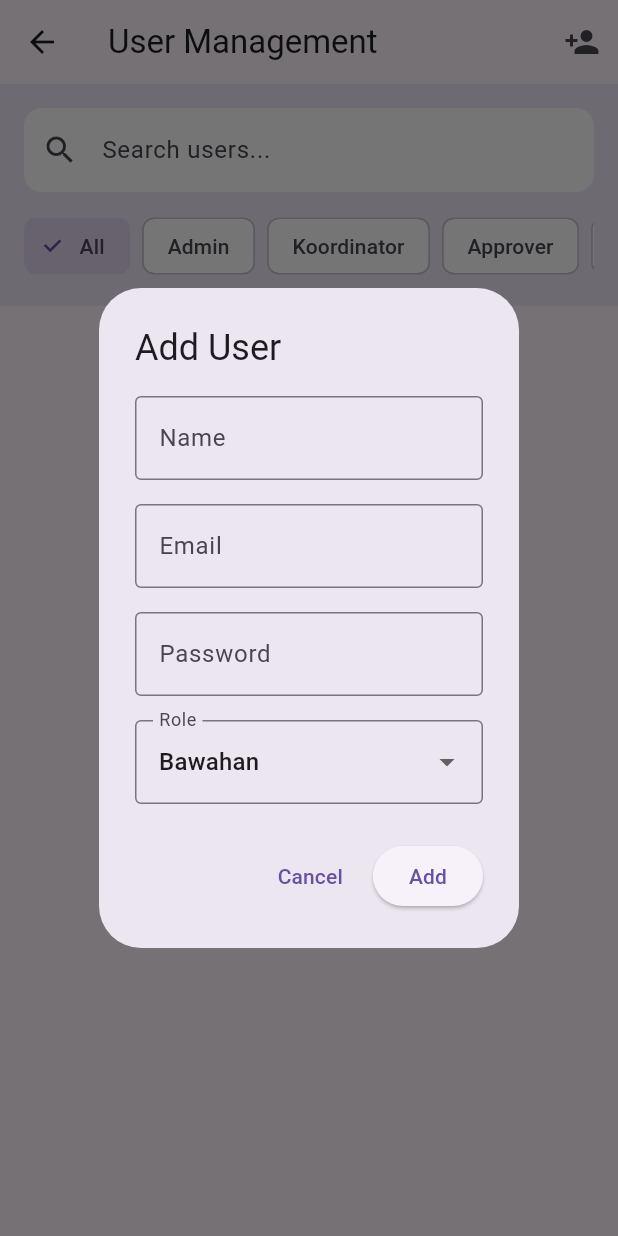
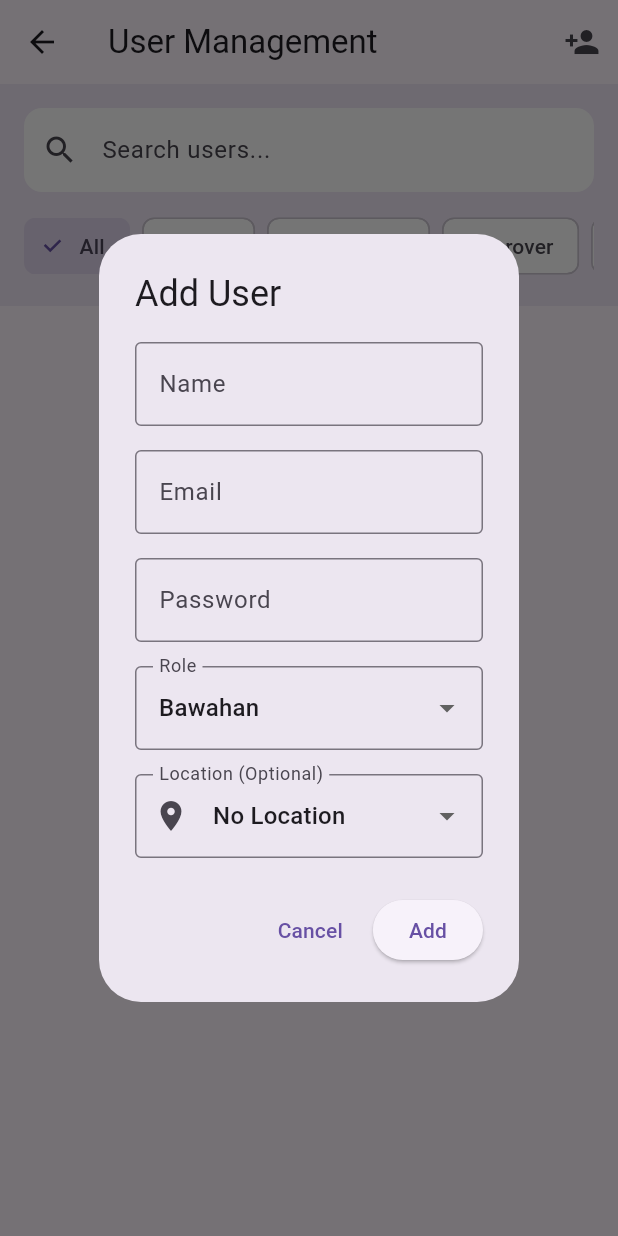
Before and after one commit to yosuatarigan/management-event, a Flutter app: the UserManagementPage screen opened directly, after a tap on the "person add" icon, on a phone screen of 412 x 824 dp. Run offline on Flutter 3.47's test engine with Material 3 defaults, Android fonts, the phone set to English and light mode, and no system bars; our stand-ins replace cloud_firestore, firebase_auth, firebase_core, firebase_storage, image_picker; accounts and stored records are empty.

Commit message:
sudah ada data lokasi saat tambah user

```diff
--- a/lib/user_management_page.dart
+++ b/lib/user_management_page.dart
@@ -2,6 +2,8 @@ import 'package:flutter/material.dart';
 import 'package:firebase_auth/firebase_auth.dart';
 import 'user_service.dart';
 import 'user_model.dart';
+import 'location_service.dart';
+import 'location_model.dart';
 
 class UserManagementPage extends StatefulWidget {
   @override
@@ -86,9 +88,7 @@ class _UserManagementPageState extends State<UserManagementPage> {
                 }
 
                 if (snapshot.hasError) {
-                  return Center(
-                    child: Text('Error: ${snapshot.error}'),
-                  );
+                  return Center(child: Text('Error: ${snapshot.error}'));
                 }
 
                 final users = _filterUsers(snapshot.data ?? []);
@@ -152,30 +152,49 @@ class _UserManagementPageState extends State<UserManagementPage> {
     return Card(
       margin: EdgeInsets.only(bottom: 12),
       elevation: 2,
-      shape: RoundedRectangleBorder(
-        borderRadius: BorderRadius.circular(12),
-      ),
+      shape: RoundedRectangleBorder(borderRadius: BorderRadius.circular(12)),
       child: ListTile(
         contentPadding: EdgeInsets.all(16),
         leading: CircleAvatar(
           backgroundColor: _getRoleColor(user.role),
           child: Text(
             user.name.isNotEmpty ? user.name[0].toUpperCase() : 'U',
-            style: TextStyle(
-              color: Colors.white,
-              fontWeight: FontWeight.bold,
-            ),
+            style: TextStyle(color: Colors.white, fontWeight: FontWeight.bold),
           ),
         ),
-        title: Text(
-          user.name,
-          style: TextStyle(fontWeight: FontWeight.bold),
-        ),
+        title: Text(user.name, style: TextStyle(fontWeight: FontWeight.bold)),
         subtitle: Column(
           crossAxisAlignment: CrossAxisAlignment.start,
           children: [
             Text(user.email),
             SizedBox(height: 4),
+            Text("Password: ${user.password}"),
+            SizedBox(height: 4),
+            // Tampilkan lokasi user
+            if (user.locationId != null)
+              FutureBuilder<LocationModel?>(
+                future: LocationService.getLocationById(user.locationId!),
+                builder: (context, snapshot) {
+                  if (snapshot.hasData && snapshot.data != null) {
+                    return Padding(
+                      padding: EdgeInsets.only(bottom: 4),
+                      child: Row(
+                        children: [
+                          Icon(Icons.location_on, size: 14, color: Colors.grey),
+                          SizedBox(width: 4),
+                          Expanded(
+                            child: Text(
+                              snapshot.data!.name,
+                              style: TextStyle(fontSize: 12, color: Colors.grey[600]),
+                            ),
+                          ),
+                        ],
+                      ),
+                    );
+                  }
+                  return SizedBox.shrink();
+                },
+              ),
             Container(
               padding: EdgeInsets.symmetric(horizontal: 8, vertical: 2),
               decoration: BoxDecoration(
@@ -224,9 +243,11 @@ class _UserManagementPageState extends State<UserManagementPage> {
 
   List<UserModel> _filterUsers(List<UserModel> users) {
     return users.where((user) {
-      final matchesSearch = user.name.toLowerCase().contains(_searchQuery) ||
-          user.email.toLowerCase().contains(_searchQuery);
-      final matchesRole = _selectedRoleFilter == null || user.role == _selectedRoleFilter;
+      final matchesSearch =
+          user.name.toLowerCase().contains(_searchQuery) ||
+              user.email.toLowerCase().contains(_searchQuery);
+      final matchesRole =
+          _selectedRoleFilter == null || user.role == _selectedRoleFilter;
       return matchesSearch && matchesRole;
     }).toList();
   }
@@ -281,6 +302,7 @@ class _UserManagementPageState extends State<UserManagementPage> {
     final _emailController = TextEditingController(text: user?.email ?? '');
     final _passwordController = TextEditingController();
     UserRole _selectedRole = user?.role ?? UserRole.bawahan;
+    String? _selectedLocationId = user?.locationId;
 
     showDialog(
       context: context,
@@ -306,7 +328,7 @@ class _UserManagementPageState extends State<UserManagementPage> {
                     border: OutlineInputBorder(),
                   ),
                   keyboardType: TextInputType.emailAddress,
-                  enabled: user == null, // Disable editing email for existing users
+                  enabled: user == null,
                 ),
                 if (user == null) ...[
                   SizedBox(height: 16),
@@ -338,6 +360,42 @@ class _UserManagementPageState extends State<UserManagementPage> {
                     }
                   },
                 ),
+                SizedBox(height: 16),
+                // Dropdown untuk pilihan lokasi
+                StreamBuilder<List<LocationModel>>(
+                  stream: LocationService.getAllLocations(),
+                  builder: (context, snapshot) {
+                    if (!snapshot.hasData) {
+                      return CircularProgressIndicator();
+                    }
+
+                    final locations = snapshot.data!;
+
+                    return DropdownButtonFormField<String>(
+                      value: _selectedLocationId,
+                      decoration: InputDecoration(
+                        labelText: 'Location (Optional)',
+                        border: OutlineInputBorder(),
+                        prefixIcon: Icon(Icons.location_on),
+                      ),
+                      items: [
+                        DropdownMenuItem<String>(
+                          value: null,
+                          child: Text('No Location'),
+                        ),
+                        ...locations.map((location) {
+                          return DropdownMenuItem<String>(
+                            value: location.id,
+                            child: Text(location.name),
+                          );
+                        }).toList(),
+                      ],
+                      onChanged: (value) {
+                        setDialogState(() => _selectedLocationId = value);
+                      },
+                    );
+                  },
+                ),
               ],
             ),
           ),
@@ -353,6 +411,7 @@ class _UserManagementPageState extends State<UserManagementPage> {
                 _emailController.text,
                 _passwordController.text,
                 _selectedRole,
+                _selectedLocationId,
               ),
               child: Text(user == null ? 'Add' : 'Update'),
             ),
@@ -368,6 +427,7 @@ class _UserManagementPageState extends State<UserManagementPage> {
     String email,
     String password,
     UserRole role,
+    String? locationId,
   ) async {
     if (name.isEmpty || email.isEmpty) {
       ScaffoldMessenger.of(context).showSnackBar(
@@ -388,12 +448,17 @@ class _UserManagementPageState extends State<UserManagementPage> {
     try {
       if (existingUser == null) {
         // Create new user
-        final credential = await FirebaseAuth.instance.createUserWithEmailAndPassword(
-          email: email,
-          password: password,
+        final credential = await FirebaseAuth.instance
+            .createUserWithEmailAndPassword(email: email, password: password);
+
+        await UserService.createUser(
+          credential.user!.uid,
+          email,
+          password,
+          name,
+          role,
+          locationId, // Tambahkan locationId parameter
         );
-
-        await UserService.createUser(credential.user!.uid, email, name, role);
 
         ScaffoldMessenger.of(context).showSnackBar(
           SnackBar(content: Text('User created successfully')),
@@ -403,6 +468,7 @@ class _UserManagementPageState extends State<UserManagementPage> {
         final updatedUser = existingUser.copyWith(
           name: name,
           role: role,
+          locationId: locationId,
         );
 
         await UserService.updateUser(existingUser.id, updatedUser);
--- a/lib/user_model.dart
+++ b/lib/user_model.dart
@@ -1,29 +1,29 @@
-enum UserRole {
-  admin,
-  koordinator,
-  approver,
-  bawahan,
-}
+enum UserRole { admin, koordinator, approver, bawahan }
 
 class UserModel {
   final String id;
   final String email;
+  final String password;
   final String name;
   final UserRole role;
   final DateTime createdAt;
   final bool isActive;
+  final String? locationId; // Tambahan field untuk lokasi
 
   UserModel({
     required this.id,
     required this.email,
+    required this.password,
     required this.name,
     required this.role,
     required this.createdAt,
     this.isActive = true,
+    this.locationId,
   });
 
   factory UserModel.fromMap(Map<String, dynamic> map, String id) {
     return UserModel(
+      password: map['password'] ?? '',
       id: id,
       email: map['email'] ?? '',
       name: map['name'] ?? '',
@@ -33,16 +33,19 @@ class UserModel {
       ),
       createdAt: map['createdAt']?.toDate() ?? DateTime.now(),
       isActive: map['isActive'] ?? true,
+      locationId: map['locationId'], // Tambahan parsing locationId
     );
   }
 
   Map<String, dynamic> toMap() {
     return {
+      'password': password,
       'email': email,
       'name': name,
       'role': role.toString().split('.').last,
       'createdAt': createdAt,
       'isActive': isActive,
+      'locationId': locationId, // Tambahan untuk save locationId
     };
   }
 
@@ -66,14 +69,18 @@ class UserModel {
     UserRole? role,
     DateTime? createdAt,
     bool? isActive,
+    String? password,
+    String? locationId,
   }) {
     return UserModel(
+      password: password ?? this.password,
       id: id ?? this.id,
       email: email ?? this.email,
       name: name ?? this.name,
       role: role ?? this.role,
       createdAt: createdAt ?? this.createdAt,
       isActive: isActive ?? this.isActive,
+      locationId: locationId ?? this.locationId, // Tambahan untuk copyWith locationId
     );
   }
 }
--- a/lib/user_service.dart
+++ b/lib/user_service.dart
@@ -4,16 +4,26 @@ import 'user_model.dart';
 
 class UserService {
   static final FirebaseFirestore _firestore = FirebaseFirestore.instance;
-  static final CollectionReference _usersCollection = _firestore.collection('users');
+  static final CollectionReference _usersCollection = _firestore.collection(
+    'users',
+  );
 
   // Get all users
   static Stream<List<UserModel>> getAllUsers() {
     return _usersCollection
         .orderBy('createdAt', descending: true)
         .snapshots()
-        .map((snapshot) => snapshot.docs
-            .map((doc) => UserModel.fromMap(doc.data() as Map<String, dynamic>, doc.id))
-            .toList());
+        .map(
+          (snapshot) =>
+              snapshot.docs
+                  .map(
+                    (doc) => UserModel.fromMap(
+                      doc.data() as Map<String, dynamic>,
+                      doc.id,
+                    ),
+                  )
+                  .toList(),
+        );
   }
 
   // Get current user data
@@ -27,14 +37,23 @@ class UserService {
     return UserModel.fromMap(doc.data() as Map<String, dynamic>, doc.id);
   }
 
-  // Create user document after registration
-  static Future<void> createUser(String uid, String email, String name, UserRole role) async {
+  // Create user document after registration - tambahkan parameter locationId
+  static Future<void> createUser(
+    String uid,
+    String email,
+    String password,
+    String name,
+    UserRole role,
+    String? locationId, // Parameter baru untuk locationId
+  ) async {
     final user = UserModel(
+      password: password,
       id: uid,
       email: email,
       name: name,
       role: role,
       createdAt: DateTime.now(),
+      locationId: locationId, // Set locationId
     );
 
     await _usersCollection.doc(uid).set(user.toMap());
@@ -63,4 +82,23 @@ class UserService {
 
     return UserModel.fromMap(doc.data() as Map<String, dynamic>, doc.id);
   }
+
+  // Get users by location - method tambahan
+  static Stream<List<UserModel>> getUsersByLocation(String locationId) {
+    return _usersCollection
+        .where('locationId', isEqualTo: locationId)
+        .orderBy('createdAt', descending: true)
+        .snapshots()
+        .map(
+          (snapshot) =>
+              snapshot.docs
+                  .map(
+                    (doc) => UserModel.fromMap(
+                      doc.data() as Map<String, dynamic>,
+                      doc.id,
+                    ),
+                  )
+                  .toList(),
+        );
+  }
 }
```
